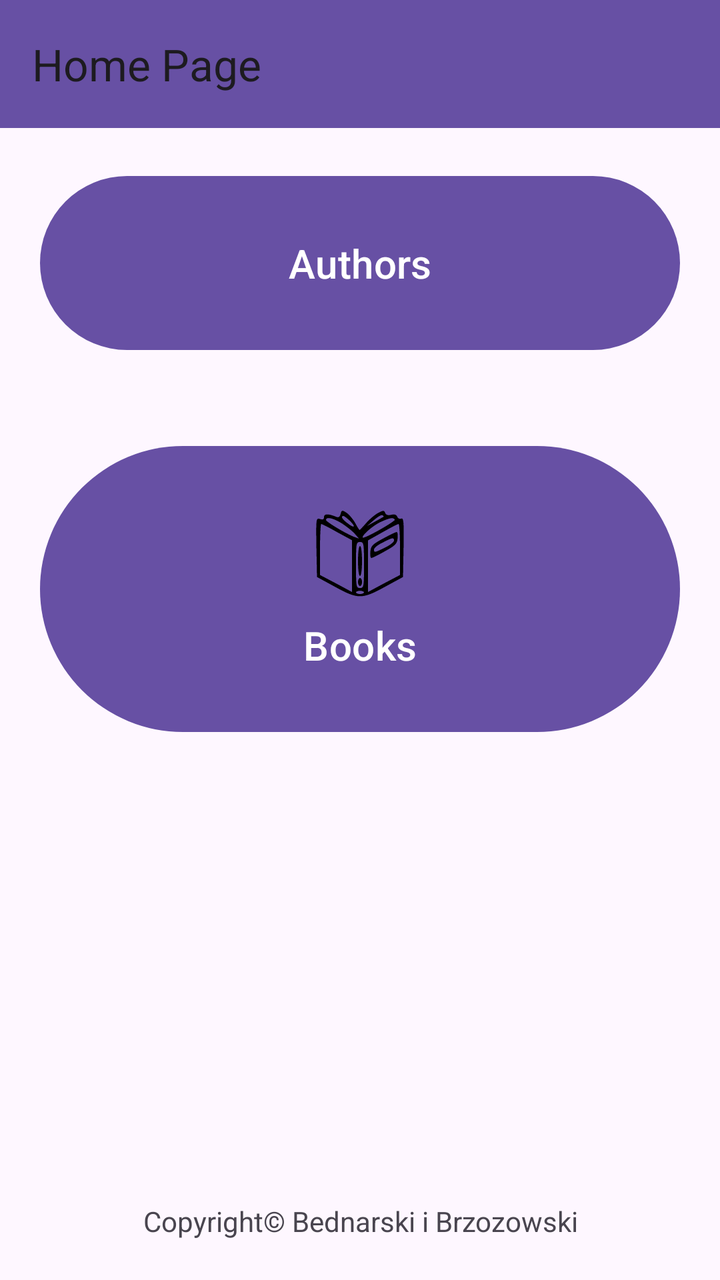
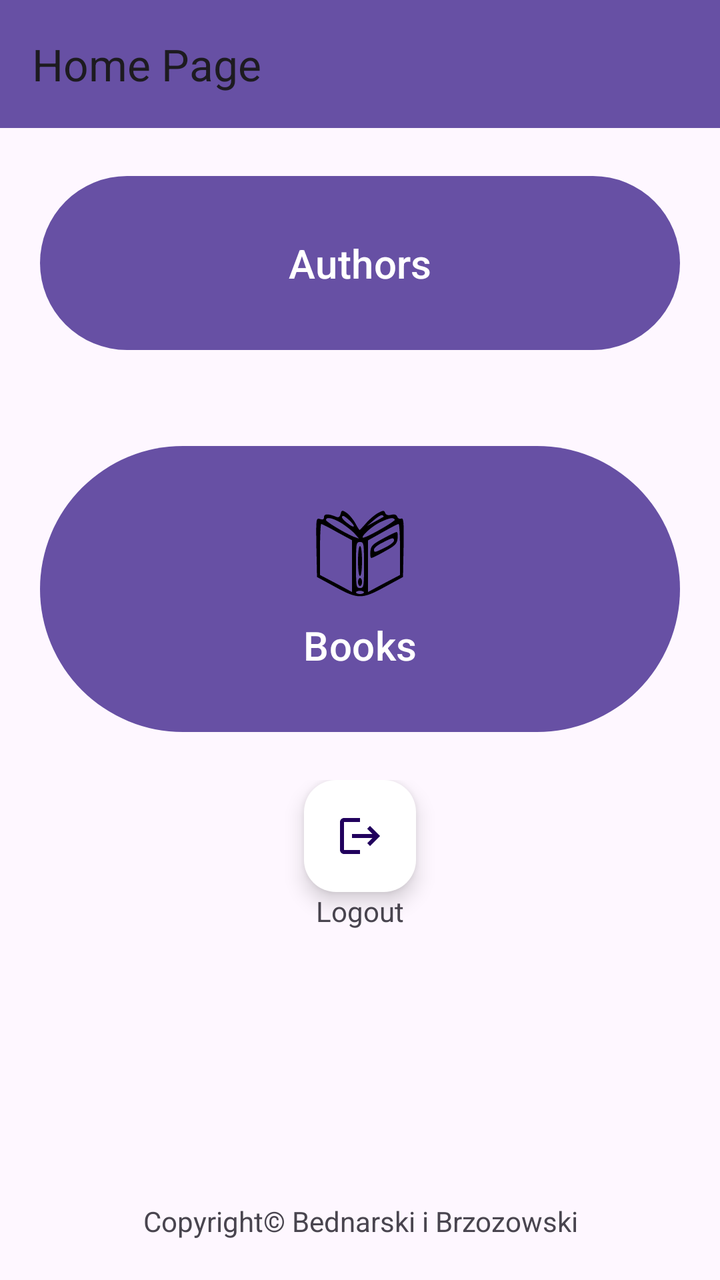

Screens rendered from an Android XML layout before and after an edit, with the pre-edit source and the edit as a unified diff.
<!-- AndroidManifest.xml: application theme Theme.Frontend -->
<!-- res/layout/activity_main.xml -->
<?xml version="1.0" encoding="utf-8"?>
<LinearLayout
    xmlns:android="http://schemas.android.com/apk/res/android"
    xmlns:app="http://schemas.android.com/apk/res-auto"
    xmlns:tools="http://schemas.android.com/tools"
    android:layout_width="match_parent"
    android:layout_height="match_parent"
    android:orientation="vertical"
    tools:context=".MainActivity">

    <androidx.appcompat.widget.Toolbar
        android:id="@+id/homePage_toolbar"
        android:layout_width="match_parent"
        android:layout_height="?attr/actionBarSize"
        android:background="?attr/colorPrimary"
        android:elevation="4dp"
        app:title="Home Page"
        app:popupTheme="@style/ThemeOverlay.AppCompat.Light" />

    <Button
        android:id="@+id/toAuthors_button"
        android:layout_width="match_parent"
        android:layout_height="wrap_content"
        android:layout_margin="20dp"
        android:padding="30dp"
        android:textSize="20sp"
        android:text="@string/toAuthors_button" />

    <Button
        android:id="@+id/toBooks_button"
        android:layout_width="match_parent"
        android:layout_height="wrap_content"
        android:layout_margin="20dp"
        android:padding="30dp"
        android:textSize="20sp"
        android:text="@string/toBooks_button"
        android:drawableTop="@drawable/book_icon_48x48" />

    <TextView
        android:layout_width="match_parent"
        android:layout_height="0dp"
        android:gravity="bottom"
        android:textAlignment="center"
        android:layout_weight="1"
        android:layout_margin="20dp"
        android:text="@string/copyright_bednarski_i_brzozowski"
        tools:ignore="RtlCompat" />

</LinearLayout>
<!-- resources referenced by this layout -->
<resources>
  <!-- drawable book_icon_48x48: vector/xml drawable (drawable, 2277 chars, omitted) -->
  <string name="copyright_bednarski_i_brzozowski">Copyright© Bednarski i Brzozowski</string>
  <string name="toAuthors_button">Authors</string>
  <string name="toBooks_button">Books</string>
  <style name="Theme.Frontend" parent="Base.Theme.Frontend" />
  <style name="Base.Theme.Frontend" parent="Theme.Material3.DayNight.NoActionBar">
          
          
      </style>
</resources>

<!-- the commit's change to res/layout/activity_main.xml (unified diff, before → after) -->
@@ -36,6 +36,27 @@
         android:text="@string/toBooks_button"
         android:drawableTop="@drawable/book_icon_48x48" />
 
+    <LinearLayout
+        android:layout_width="match_parent"
+        android:layout_height="wrap_content"
+        android:orientation="vertical" >
+        <com.google.android.material.floatingactionbutton.FloatingActionButton
+            android:id="@+id/fab_logout"
+            android:layout_width="wrap_content"
+            android:layout_height="wrap_content"
+            android:contentDescription="@string/logout"
+            android:src="@drawable/ic_logout"
+            app:backgroundTint="@color/white"
+            app:layout_constraintBottom_toBottomOf="parent"
+            app:layout_constraintEnd_toEndOf="parent"
+            android:layout_gravity="center" />
+        <TextView
+            android:layout_width="wrap_content"
+            android:layout_height="wrap_content"
+            android:layout_gravity="center"
+            android:text="@string/logout_text" />
+    </LinearLayout>
+
     <TextView
         android:layout_width="match_parent"
         android:layout_height="0dp"
<!-- resource entries referenced after the edit -->
@@ -1,7 +1,16 @@
 <!-- resources referenced by this layout -->
 <resources>
+  <color name="white">#FFFFFFFF</color>
   <!-- drawable book_icon_48x48: vector/xml drawable (drawable, 2277 chars, omitted) -->
+  <!-- drawable ic_logout (drawable) -->
+  <vector xmlns:android="http://schemas.android.com/apk/res/android" android:autoMirrored="true" android:height="24dp" android:tint="#000000" android:viewportHeight="24" android:viewportWidth="24" android:width="24dp">
+        
+      <path android:fillColor="@android:color/white" android:pathData="M17,7l-1.41,1.41L18.17,11H8v2h10.17l-2.58,2.58L17,17l5,-5zM4,5h8V3H4c-1.1,0 -2,0.9 -2,2v14c0,1.1 0.9,2 2,2h8v-2H4V5z"/>
+      
+  </vector>
   <string name="copyright_bednarski_i_brzozowski">Copyright© Bednarski i Brzozowski</string>
+  <string name="logout">Logout</string>
+  <string name="logout_text">Logout</string>
   <string name="toAuthors_button">Authors</string>
   <string name="toBooks_button">Books</string>
   <style name="Theme.Frontend" parent="Base.Theme.Frontend" />
